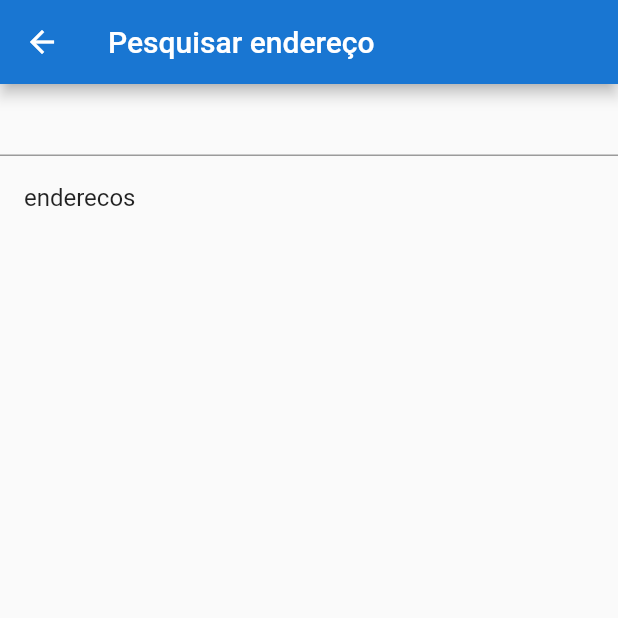
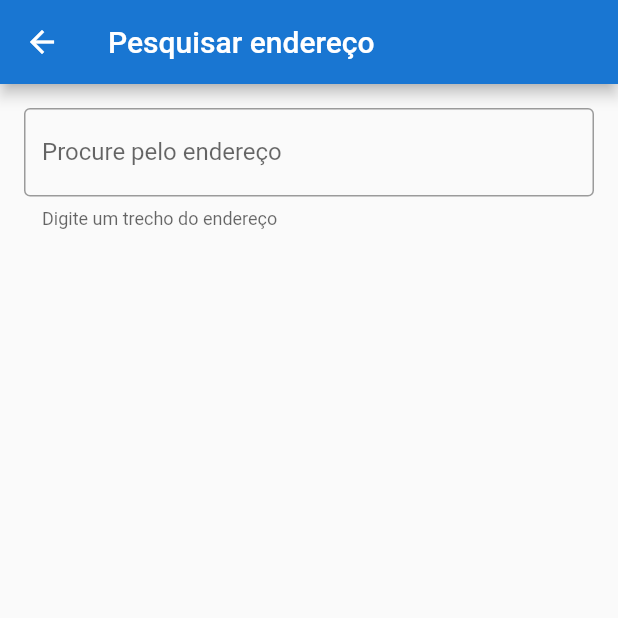
Before and after one commit to yanpaulorc/consulta_cep, a Flutter app: the HistoricoConsultaPage screen opened directly, on a phone screen of 412 x 824 dp, the top half of it. Run offline on Flutter 3.47's test engine with Material 2 defaults, Android fonts, the phone set to English and light mode, and no system bars; our stand-ins replace sqflite; accounts and stored records are empty.

Commit message:
Pesquisa endereço

```diff
--- a/lib/pages/historico_consulta_page.dart
+++ b/lib/pages/historico_consulta_page.dart
@@ -11,15 +11,9 @@ class HistoricoConsultaPage extends StatefulWidget {
 }
 
 class _HistoricoConsultaPageState extends State<HistoricoConsultaPage> {
-  Future<List<Cep>?>? listaCep;
+  List<Cep>? listaCep;
   final _buscaController = TextEditingController();
   Cep? cep;
-
-  @override
-  void initState() {
-    super.initState();
-    // listaCep = consulta();
-  }
 
   Future<List<Cep>?> consulta(String texto) async {
     final database = await DatabaseSqLite().openConnection();
@@ -39,17 +33,25 @@ class _HistoricoConsultaPageState extends State<HistoricoConsultaPage> {
       ),
       body: Column(
         children: [
-          TextFormField(
-            onChanged: (value) {},
+          Padding(
+            padding: const EdgeInsets.all(16.0),
+            child: TextFormField(
+              decoration: const InputDecoration(
+                  helperText: 'Digite um trecho do endereço',
+                  labelText: 'Procure pelo endereço',
+                  border: OutlineInputBorder(
+                      borderSide: BorderSide(color: Colors.black))),
+              onChanged: (value) {
+                consulta(value);
+              },
+            ),
           ),
           Expanded(
             child: ListView.builder(
-              itemCount: 1,
+              itemCount: listaCep?.length,
               itemBuilder: (BuildContext context, int index) {
-                // final enderecos = listaCep?[index];
-                return const ListTile(
-                  title: Text('enderecos'),
-                );
+                final enderecos = listaCep?[index];
+                return const ListTile();
               },
             ),
           )
```
